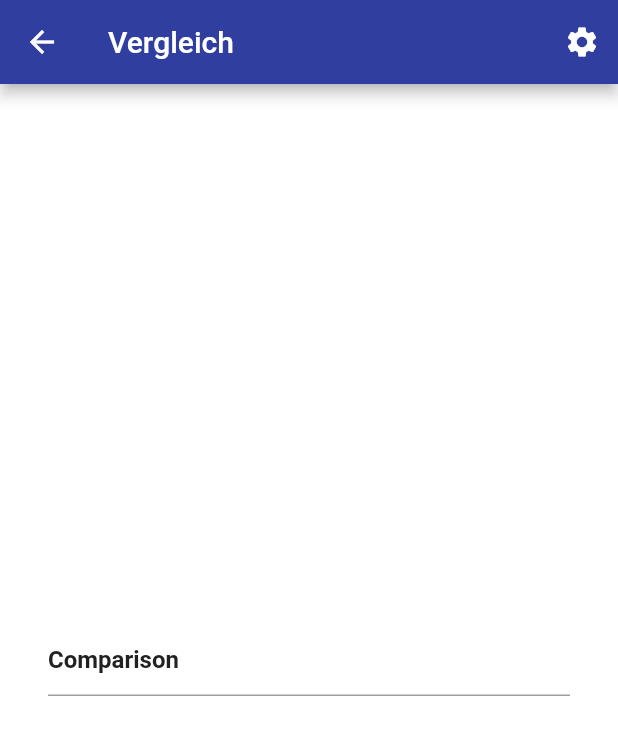
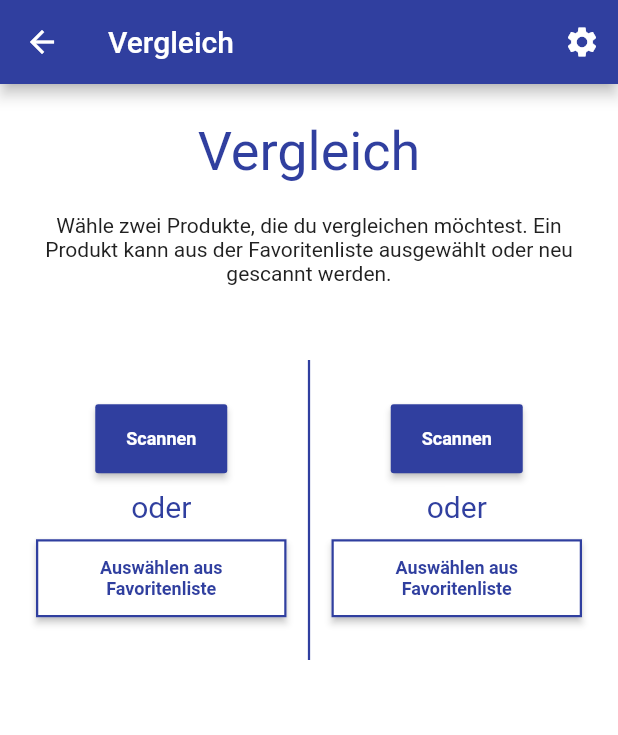
Before and after one commit to m-glock/Inhaltsstoff-Warnapp, a Flutter app: the ComparisonRoot screen opened directly, on a phone screen of 412 x 824 dp. Shown: the top 735 px of the screen. Run offline on Flutter 3.47's test engine with Material 2 defaults, Android fonts, the phone set to English and light mode, and no system bars; our stand-ins replace introduction_screen, shared_preferences, sqflite; missing offline and left inert: flutter_barcode_scanner; accounts and stored records are empty.

Commit message:
implemented first version of comparison selection page view and basic comparison views switch logic

```diff
--- a/lib/pages/comparison/ComparisonRoot.dart
+++ b/lib/pages/comparison/ComparisonRoot.dart
@@ -1,40 +1,53 @@
 import 'package:flutter/material.dart';
+
 import '../../customWidgets/CustomAppBar.dart';
+import '../../backend/Product.dart';
+import './ComparisonViewPage.dart';
+import './ComparisonSelectionPage.dart';
 
 class ComparisonRoot extends StatefulWidget {
-  const ComparisonRoot({ Key key }) : super(key: key);
+  const ComparisonRoot({Key key, this.productOne}) : super(key: key);
+
+  final Product productOne;
 
   @override
   _ComparisonRootState createState() => _ComparisonRootState();
 }
 
 class _ComparisonRootState extends State<ComparisonRoot> {
-  TextEditingController _textController;
+  Product _productOne;
+  Product _productTwo;
 
   @override
   void initState() {
     super.initState();
-    _textController = TextEditingController(
-      text: "Comparison",
-    );
+    _productOne = widget.productOne;
   }
 
   @override
   Widget build(BuildContext context) {
     return Scaffold(
-      appBar: CustomAppBar('Vergleich'),
-      backgroundColor: Colors.white,
-      body: Container(
-        padding: const EdgeInsets.all(32.0),
-        alignment: Alignment.center,
-        child: TextField(controller: _textController),
-      ),
-    );
-  }
-
-  @override
-  void dispose() {
-    _textController.dispose();
-    super.dispose();
+        appBar: CustomAppBar('Vergleich'),
+        backgroundColor: Colors.white,
+        body: _productOne == null || _productTwo == null
+            ? ComparisonSelectionPage(
+                productOne: _productOne,
+                  //product for test
+                  /*new Product(
+                    'Produktname',
+                    'https://googleflutter.com/sample_image.jpg',
+                    '4009077020122',
+                    DateTime.now()),*/
+                onSelectedProducts: (productOne, productTwo) {
+                  setState(() {
+                    _productOne = productOne;
+                    _productTwo = productTwo;
+                  });
+                },
+              )
+            : ComparisonViewPage(
+                productOne: _productOne,
+                productTwo: _productTwo,
+              ));
   }
 }
--- /dev/null
+++ b/lib/pages/comparison/ComparisonSelectionPage.dart
@@ -0,0 +1,116 @@
+import 'package:flutter/material.dart';
+
+import '../../backend/Product.dart';
+import './comparisonCustomWidgets/ComparisonSelectProductButtons.dart';
+import './comparisonCustomWidgets/ComparisonSelectedProductCard.dart';
+
+class ComparisonSelectionPage extends StatefulWidget {
+  const ComparisonSelectionPage({
+    Key key,
+    this.productOne,
+    this.onSelectedProducts,
+  }) : super(key: key);
+
+  final Product productOne;
+  final Function(Product, Product) onSelectedProducts;
+
+  @override
+  _ComparisonSelectionPageState createState() =>
+      _ComparisonSelectionPageState();
+}
+
+class _ComparisonSelectionPageState extends State<ComparisonSelectionPage> {
+  Product _productOne;
+  Product _productTwo;
+
+  @override
+  void initState() {
+    super.initState();
+    _productOne = widget.productOne;
+  }
+
+  @override
+  Widget build(BuildContext context) {
+    return Container(
+      padding: EdgeInsets.all(24.0),
+      child: Column(
+        children: [
+          Text(
+            'Vergleich',
+            style: Theme.of(context).textTheme.headline1,
+            textAlign: TextAlign.center,
+          ),
+          Padding(
+            padding: EdgeInsets.symmetric(
+              //horizontal: 20.0,
+              vertical: 20.0,
+            ),
+            child: Text(
+              'Wähle zwei Produkte, die du vergleichen möchtest. Ein Produkt kann aus der Favoritenliste ausgewählt oder neu gescannt werden.',
+              style: Theme.of(context).textTheme.bodyText1,
+              textAlign: TextAlign.center,
+            ),
+          ),
+          Padding(
+            padding: EdgeInsets.symmetric(
+              vertical: 30.0,
+            ),
+            child: Row(
+              children: [
+                Expanded(
+                  flex: 1,
+                  child: _productOne != null
+                      ? ComparisonSelectedProductCard(
+                          productNumber: 1,
+                          productName: _productOne.name,
+                          scanDate: _productOne.scanDate,
+                          onInfoButtonPressed: () {},
+                        )
+                      : ComparisonSelectProductButtons(
+                          onProductSelected: (product) {
+                            setState(() {
+                              _productOne = product;
+                            });
+                            if (_productOne != null && _productTwo != null)
+                              widget.onSelectedProducts(
+                                  _productOne, _productTwo);
+                          },
+                        ),
+                ),
+                Container(
+                  height: 200.0,
+                  // without this the vertical devider is not showing
+                  child: VerticalDivider(
+                    color: Theme.of(context).primaryColor,
+                    thickness: 1.5,
+                    width: 30.0,
+                  ),
+                ),
+                Expanded(
+                  flex: 1,
+                  child: _productTwo != null
+                      ? ComparisonSelectedProductCard(
+                          productNumber: 2,
+                          productName: _productTwo.name,
+                          scanDate: _productTwo.scanDate,
+                          onInfoButtonPressed: () {},
+                        )
+                      : ComparisonSelectProductButtons(
+                          onProductSelected: (product) {
+                            setState(() {
+                              _productTwo = product;
+                            });
+                            if (_productOne != null && _productTwo != null)
+                              widget.onSelectedProducts(
+                                  _productOne, _productTwo);
+                          },
+                        ),
+                ),
+              ],
+            ),
+          ),
+        ],
+      ),
+    );
+  }
+}
--- /dev/null
+++ b/lib/pages/comparison/comparisonCustomWidgets/ComparisonSelectProductButtons.dart
@@ -0,0 +1,61 @@
+import 'package:flutter/material.dart';
+
+import '../../../backend/Product.dart';
+
+class ComparisonSelectProductButtons extends StatelessWidget {
+  const ComparisonSelectProductButtons({
+    Key key,
+    this.onProductSelected,
+  }) : super(key: key);
+
+  final Function(Product) onProductSelected;
+
+  @override
+  Widget build(BuildContext context) {
+    return Column(
+      children: [
+        RaisedButton(
+          color: Theme.of(context).primaryColor,
+          padding: EdgeInsets.all(16),
+          child: Text(
+            'Scannen',
+            style: Theme.of(context).textTheme.button.merge(
+              new TextStyle(
+                color: Theme.of(context).primaryColorLight,
+              ),
+            ),
+            textAlign: TextAlign.center,
+          ),
+          onPressed: () {},
+        ),
+        Padding(
+          padding: EdgeInsets.symmetric(
+            vertical: 10.0,
+          ),
+          child: Text(
+            'oder',
+            style: Theme.of(context).textTheme.headline2,
+          ),
+        ),
+        RaisedButton(
+          color: Theme.of(context).primaryColorLight,
+          padding: EdgeInsets.all(12),
+          child: Text(
+            'Auswählen aus Favoritenliste',
+            style: Theme.of(context).textTheme.button.merge(
+              new TextStyle(
+                color: Theme.of(context).primaryColor,
+              ),
+            ),
+            textAlign: TextAlign.center,
+          ),
+          onPressed: () {},
+          shape: Border.all(
+            color: Theme.of(context).primaryColor,
+            width: 1.5,
+          ),
+        ),
+      ],
+    );
+  }
+}
```
Also changed, not shown: lib/pages/comparison/ComparisonViewPage.dart (added, +19 -0 lines), lib/pages/comparison/comparisonCustomWidgets/ComparisonSelectedProductCard.dart (added, +74 -0 lines).
